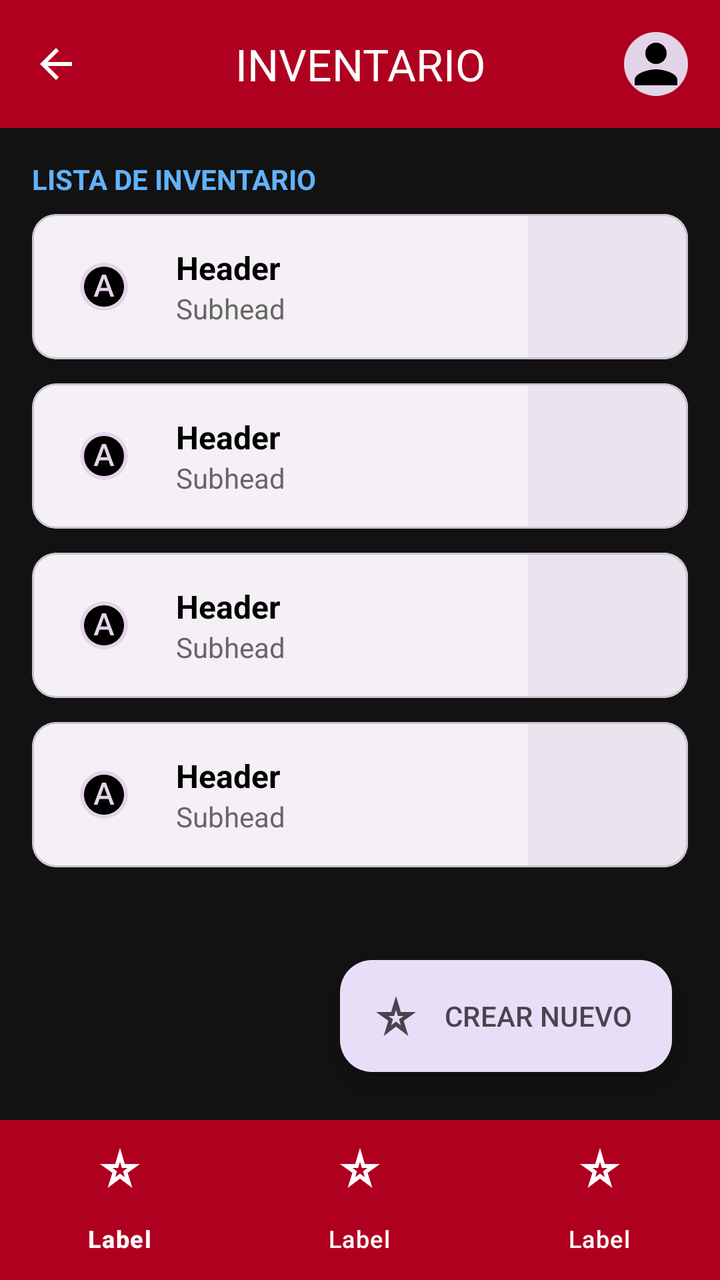
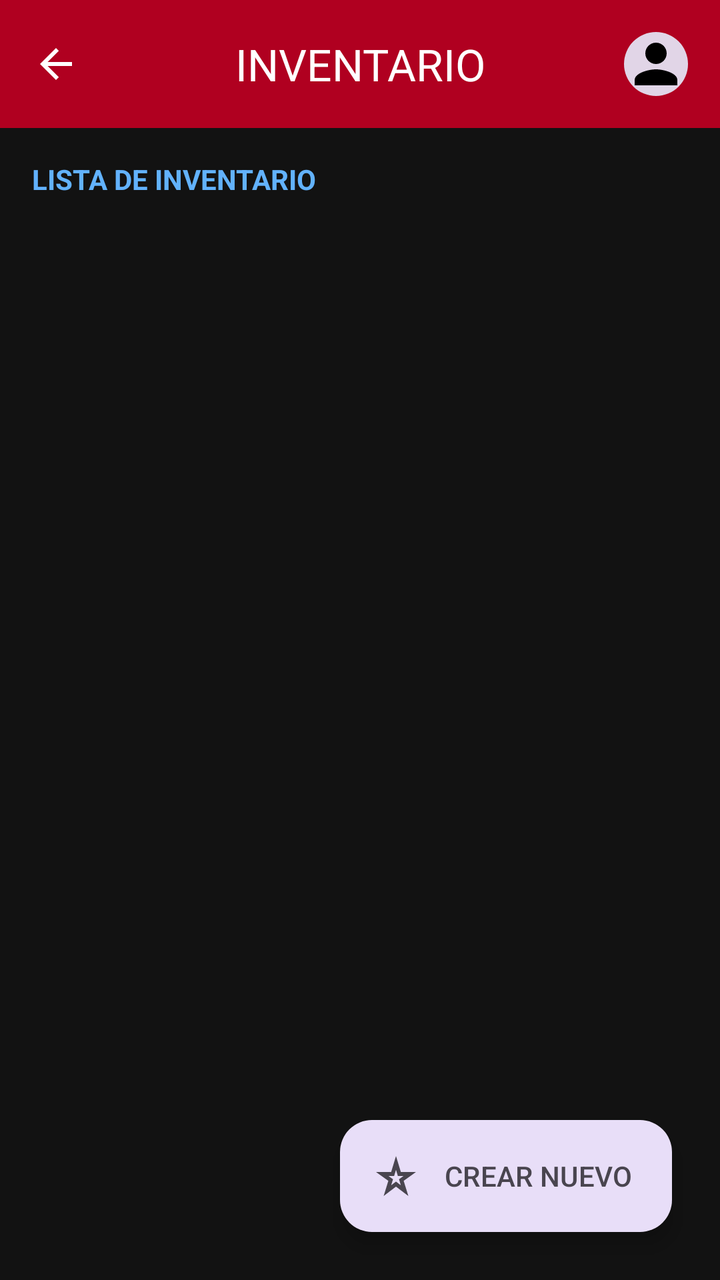

Screens rendered from an Android XML layout before and after an edit, with the pre-edit source and the edit as a unified diff.
<!-- AndroidManifest.xml: application theme Theme.Autotechs -->
<!-- res/layout/activity_inventario.xml -->
<?xml version="1.0" encoding="utf-8"?>
<androidx.constraintlayout.widget.ConstraintLayout
    xmlns:android="http://schemas.android.com/apk/res/android"
    xmlns:app="http://schemas.android.com/apk/res-auto"
    android:id="@+id/main"
    android:layout_width="match_parent"
    android:layout_height="match_parent"
    android:background="#121212">

    <com.google.android.material.appbar.AppBarLayout
        android:id="@+id/appBarLayout"
        android:layout_width="match_parent"
        android:layout_height="wrap_content"
        app:layout_constraintTop_toTopOf="parent">

        <com.google.android.material.appbar.MaterialToolbar
            android:id="@+id/topAppBar"
            android:layout_width="match_parent"
            android:layout_height="?attr/actionBarSize"
            android:background="#B00020"
            app:title="INVENTARIO"
            app:titleCentered="true"
            app:titleTextColor="@android:color/white"
            app:navigationIcon="@drawable/ic_back"
            app:navigationIconTint="@android:color/white">

            <com.google.android.material.imageview.ShapeableImageView
                android:layout_width="32dp"
                android:layout_height="32dp"
                android:layout_gravity="end"
                android:layout_marginEnd="16dp"
                android:background="#E1D5E7"
                android:src="@drawable/ic_profile_placeholder"
                app:shapeAppearanceOverlay="@style/CircleImageStyle" />
        </com.google.android.material.appbar.MaterialToolbar>
    </com.google.android.material.appbar.AppBarLayout>

    <TextView
        android:id="@+id/tvListaTitulo"
        android:layout_width="wrap_content"
        android:layout_height="wrap_content"
        android:layout_margin="16dp"
        android:text="LISTA DE INVENTARIO"
        android:textColor="#62B2FD"
        android:textStyle="bold"
        app:layout_constraintStart_toStartOf="parent"
        app:layout_constraintTop_toBottomOf="@id/appBarLayout" />

    <ScrollView
        android:layout_width="match_parent"
        android:layout_height="0dp"
        android:layout_marginTop="8dp"
        app:layout_constraintTop_toBottomOf="@id/tvListaTitulo"
        app:layout_constraintBottom_toTopOf="@id/bottomNavigation">

        <LinearLayout
            android:layout_width="match_parent"
            android:layout_height="wrap_content"
            android:orientation="vertical"
            android:paddingHorizontal="16dp">

            <include layout="@layout/item_cliente_card" />
            <include layout="@layout/item_cliente_card" />
            <include layout="@layout/item_cliente_card" />
            <include layout="@layout/item_cliente_card" />

        </LinearLayout>
    </ScrollView>

    <com.google.android.material.floatingactionbutton.ExtendedFloatingActionButton
        android:id="@+id/btnCrearNuevo"
        android:layout_width="wrap_content"
        android:layout_height="wrap_content"
        android:layout_margin="24dp"
        android:text="CREAR NUEVO"
        android:textColor="#49454F"
        app:backgroundTint="#E8DEF8"
        app:icon="@drawable/ic_star"
        app:iconTint="#49454F"
        app:layout_constraintBottom_toTopOf="@id/bottomNavigation"
        app:layout_constraintEnd_toEndOf="parent" />

    <com.google.android.material.bottomnavigation.BottomNavigationView
        android:id="@+id/bottomNavigation"
        android:layout_width="match_parent"
        android:layout_height="wrap_content"
        android:background="#B00020"
        app:itemIconTint="@android:color/white"
        app:itemTextColor="@android:color/white"
        app:layout_constraintBottom_toBottomOf="parent"
        app:menu="@menu/bottom_nav_menu" />

</androidx.constraintlayout.widget.ConstraintLayout>
<!-- res/layout/item_cliente_card.xml (included above) -->
<?xml version="1.0" encoding="utf-8"?>
<com.google.android.material.card.MaterialCardView
    xmlns:android="http://schemas.android.com/apk/res/android"
    xmlns:app="http://schemas.android.com/apk/res-auto"
    android:layout_width="match_parent"
    android:layout_height="wrap_content"
    android:layout_marginBottom="12dp"
    app:cardCornerRadius="12dp"
    app:cardBackgroundColor="#F5F0F6">

    <LinearLayout
        android:layout_width="match_parent"
        android:layout_height="wrap_content"
        android:orientation="horizontal">

        <LinearLayout
            android:layout_width="0dp"
            android:layout_height="wrap_content"
            android:layout_weight="1"
            android:orientation="horizontal"
            android:padding="16dp"
            android:gravity="center_vertical">

            <com.google.android.material.imageview.ShapeableImageView
                android:layout_width="40dp"
                android:layout_height="40dp"
                android:background="#E1D5E7"
                android:src="@drawable/ic_letter_a"
                android:padding="8dp"
                app:shapeAppearanceOverlay="@style/CircleImageStyle" />

            <LinearLayout
                android:layout_width="wrap_content"
                android:layout_height="wrap_content"
                android:layout_marginStart="16dp"
                android:orientation="vertical">

                <TextView
                    android:layout_width="wrap_content"
                    android:layout_height="wrap_content"
                    android:text="Header"
                    android:textColor="#000000"
                    android:textSize="16sp"
                    android:textStyle="bold" />

                <TextView
                    android:layout_width="wrap_content"
                    android:layout_height="wrap_content"
                    android:text="Subhead"
                    android:textColor="#666666"
                    android:textSize="14sp" />
            </LinearLayout>
        </LinearLayout>

        <View
            android:layout_width="80dp"
            android:layout_height="match_parent"
            android:background="#EBE4EF" />

    </LinearLayout>
</com.google.android.material.card.MaterialCardView>
<!-- resources referenced by this layout -->
<resources>
  <!-- drawable ic_back (drawable) -->
  <vector xmlns:android="http://schemas.android.com/apk/res/android" android:autoMirrored="true" android:height="24dp" android:tint="#000000" android:viewportHeight="24" android:viewportWidth="24" android:width="24dp">
        
      <path android:fillColor="@android:color/white" android:pathData="M20,11H7.83l5.59,-5.59L12,4l-8,8 8,8 1.41,-1.41L7.83,13H20v-2z"/>
      
  </vector>
  <!-- drawable ic_letter_a (drawable) -->
  <vector xmlns:android="http://schemas.android.com/apk/res/android" android:height="24dp" android:tint="#000000" android:viewportHeight="24" android:viewportWidth="24" android:width="24dp">
        
      <path android:fillColor="@android:color/white" android:pathData="M12.04,8.04l-0.09,0l-1.6,4.55l3.29,0z"/>
        
      <path android:fillColor="@android:color/white" android:pathData="M12,2C6.48,2 2,6.48 2,12s4.48,10 10,10s10,-4.48 10,-10S17.52,2 12,2zM15.21,17l-0.98,-2.81H9.78l-1,2.81h-1.9l4.13,-11h1.97l4.13,11H15.21z"/>
      
  </vector>
  <!-- drawable ic_profile_placeholder (drawable) -->
  <vector xmlns:android="http://schemas.android.com/apk/res/android" android:height="24dp" android:tint="#000000" android:viewportHeight="24" android:viewportWidth="24" android:width="24dp">
        
      <path android:fillColor="@android:color/white" android:pathData="M12,12c2.21,0 4,-1.79 4,-4s-1.79,-4 -4,-4 -4,1.79 -4,4 1.79,4 4,4zM12,14c-2.67,0 -8,1.34 -8,4v2h16v-2c0,-2.66 -5.33,-4 -8,-4z"/>
      
  </vector>
  <!-- drawable ic_star (drawable) -->
  <vector xmlns:android="http://schemas.android.com/apk/res/android" android:height="24dp" android:tint="#000000" android:viewportHeight="24" android:viewportWidth="24" android:width="24dp">
        
      <path android:fillColor="@android:color/white" android:pathData="M12,8.89L12.94,12h2.82l-2.27,1.62l0.93,3.01L12,14.79l-2.42,1.84l0.93,-3.01L8.24,12h2.82L12,8.89M12,2l-2.42,8H2l6.17,4.41L5.83,22L12,17.31L18.18,22l-2.35,-7.59L22,10h-7.58L12,2L12,2z"/>
      
  </vector>
  <style name="CircleImageStyle">
          <item name="cornerSize">50%</item>
      </style>
  <style name="Theme.Autotechs" parent="Base.Theme.Autotechs" />
  <style name="Base.Theme.Autotechs" parent="Theme.Material3.DayNight.NoActionBar">
          
          
      </style>
</resources>

<!-- the commit's change to res/layout/activity_inventario.xml (unified diff, before → after) -->
@@ -2,6 +2,7 @@
 <androidx.constraintlayout.widget.ConstraintLayout
     xmlns:android="http://schemas.android.com/apk/res/android"
     xmlns:app="http://schemas.android.com/apk/res-auto"
+    xmlns:tools="http://schemas.android.com/tools"
     android:id="@+id/main"
     android:layout_width="match_parent"
     android:layout_height="match_parent"
@@ -46,26 +47,15 @@
         app:layout_constraintStart_toStartOf="parent"
         app:layout_constraintTop_toBottomOf="@id/appBarLayout" />
 
-    <ScrollView
+    <androidx.recyclerview.widget.RecyclerView
+        android:id="@+id/rvMateriales"
         android:layout_width="match_parent"
         android:layout_height="0dp"
         android:layout_marginTop="8dp"
+        android:paddingHorizontal="16dp"
         app:layout_constraintTop_toBottomOf="@id/tvListaTitulo"
-        app:layout_constraintBottom_toTopOf="@id/bottomNavigation">
-
-        <LinearLayout
-            android:layout_width="match_parent"
-            android:layout_height="wrap_content"
-            android:orientation="vertical"
-            android:paddingHorizontal="16dp">
-
-            <include layout="@layout/item_cliente_card" />
-            <include layout="@layout/item_cliente_card" />
-            <include layout="@layout/item_cliente_card" />
-            <include layout="@layout/item_cliente_card" />
-
-        </LinearLayout>
-    </ScrollView>
+        app:layout_constraintBottom_toBottomOf="parent"
+        tools:listitem="@layout/item_material_card" />
 
     <com.google.android.material.floatingactionbutton.ExtendedFloatingActionButton
         android:id="@+id/btnCrearNuevo"
@@ -77,21 +67,11 @@
         app:backgroundTint="#E8DEF8"
         app:icon="@drawable/ic_star"
         app:iconTint="#49454F"
-        app:layout_constraintBottom_toTopOf="@id/bottomNavigation"
+        app:layout_constraintBottom_toBottomOf="parent"
         app:layout_constraintEnd_toEndOf="parent" />
 
-    <com.google.android.material.bottomnavigation.BottomNavigationView
-        android:id="@+id/bottomNavigation"
-        android:layout_width="match_parent"
-        android:layout_height="wrap_content"
-        android:background="#B00020"
-        app:itemIconTint="@android:color/white"
-        app:itemTextColor="@android:color/white"
-        app:layout_constraintBottom_toBottomOf="parent"
-        app:menu="@menu/bottom_nav_menu" />
-
 </androidx.constraintlayout.widget.ConstraintLayout>
-<!-- res/layout/item_cliente_card.xml (included above) -->
+<!-- res/layout/item_material_card.xml (included above) -->
 <?xml version="1.0" encoding="utf-8"?>
 <com.google.android.material.card.MaterialCardView
     xmlns:android="http://schemas.android.com/apk/res/android"
@@ -116,11 +96,11 @@
             android:gravity="center_vertical">
 
             <com.google.android.material.imageview.ShapeableImageView
-                android:layout_width="40dp"
-                android:layout_height="40dp"
+                android:layout_width="45dp"
+                android:layout_height="45dp"
                 android:background="#E1D5E7"
-                android:src="@drawable/ic_letter_a"
-                android:padding="8dp"
+                android:src="@drawable/ic_shapes_placeholder"
+                android:padding="10dp"
                 app:shapeAppearanceOverlay="@style/CircleImageStyle" />
 
             <LinearLayout
@@ -130,26 +110,50 @@
                 android:orientation="vertical">
 
                 <TextView
+                    android:id="@+id/tvNombre"
                     android:layout_width="wrap_content"
                     android:layout_height="wrap_content"
-                    android:text="Header"
+                    android:text="Pintura Roja"
                     android:textColor="#000000"
                     android:textSize="16sp"
                     android:textStyle="bold" />
 
                 <TextView
+                    android:id="@+id/tvDetalleAsociado"
                     android:layout_width="wrap_content"
                     android:layout_height="wrap_content"
-                    android:text="Subhead"
+                    android:text="Exp: #1 - Pintura"
                     android:textColor="#666666"
                     android:textSize="14sp" />
+
+                <TextView
+                    android:id="@+id/tvCosto"
+                    android:layout_width="wrap_content"
+                    android:layout_height="wrap_content"
+                    android:text="Costo: $15.50"
+                    android:textColor="#49454F"
+                    android:textSize="12sp" />
             </LinearLayout>
         </LinearLayout>
 
-        <View
-            android:layout_width="80dp"
+        <LinearLayout
+            android:layout_width="90dp"
             android:layout_height="match_parent"
-            android:background="#EBE4EF" />
+            android:background="#EBE4EF"
+            android:gravity="center"
+            android:orientation="vertical"
+            android:padding="8dp">
+
+            <TextView
+                android:id="@+id/tvCantidad"
+                android:layout_width="wrap_content"
+                android:layout_height="wrap_content"
+                android:text="10 u"
+                android:textColor="#B00020"
+                android:textSize="14sp"
+                android:textStyle="bold"
+                android:gravity="center" />
+        </LinearLayout>
 
     </LinearLayout>
 </com.google.android.material.card.MaterialCardView>
<!-- resource entries referenced after the edit -->
@@ -6,18 +6,16 @@
       <path android:fillColor="@android:color/white" android:pathData="M20,11H7.83l5.59,-5.59L12,4l-8,8 8,8 1.41,-1.41L7.83,13H20v-2z"/>
       
   </vector>
-  <!-- drawable ic_letter_a (drawable) -->
-  <vector xmlns:android="http://schemas.android.com/apk/res/android" android:height="24dp" android:tint="#000000" android:viewportHeight="24" android:viewportWidth="24" android:width="24dp">
-        
-      <path android:fillColor="@android:color/white" android:pathData="M12.04,8.04l-0.09,0l-1.6,4.55l3.29,0z"/>
-        
-      <path android:fillColor="@android:color/white" android:pathData="M12,2C6.48,2 2,6.48 2,12s4.48,10 10,10s10,-4.48 10,-10S17.52,2 12,2zM15.21,17l-0.98,-2.81H9.78l-1,2.81h-1.9l4.13,-11h1.97l4.13,11H15.21z"/>
-      
-  </vector>
   <!-- drawable ic_profile_placeholder (drawable) -->
   <vector xmlns:android="http://schemas.android.com/apk/res/android" android:height="24dp" android:tint="#000000" android:viewportHeight="24" android:viewportWidth="24" android:width="24dp">
         
       <path android:fillColor="@android:color/white" android:pathData="M12,12c2.21,0 4,-1.79 4,-4s-1.79,-4 -4,-4 -4,1.79 -4,4 1.79,4 4,4zM12,14c-2.67,0 -8,1.34 -8,4v2h16v-2c0,-2.66 -5.33,-4 -8,-4z"/>
+      
+  </vector>
+  <!-- drawable ic_shapes_placeholder (drawable) -->
+  <vector xmlns:android="http://schemas.android.com/apk/res/android" android:height="24dp" android:tint="#000000" android:viewportHeight="24" android:viewportWidth="24" android:width="24dp">
+        
+      <path android:fillColor="@android:color/white" android:pathData="M21,19V5c0,-1.1 -0.9,-2 -2,-2H5c-1.1,0 -2,0.9 -2,2v14c0,1.1 0.9,2 2,2h14c1.1,0 2,-0.9 2,-2zM8.5,13.5l2.5,3.01L14.5,12l4.5,6H5l3.5,-4.5z"/>
       
   </vector>
   <!-- drawable ic_star (drawable) -->
